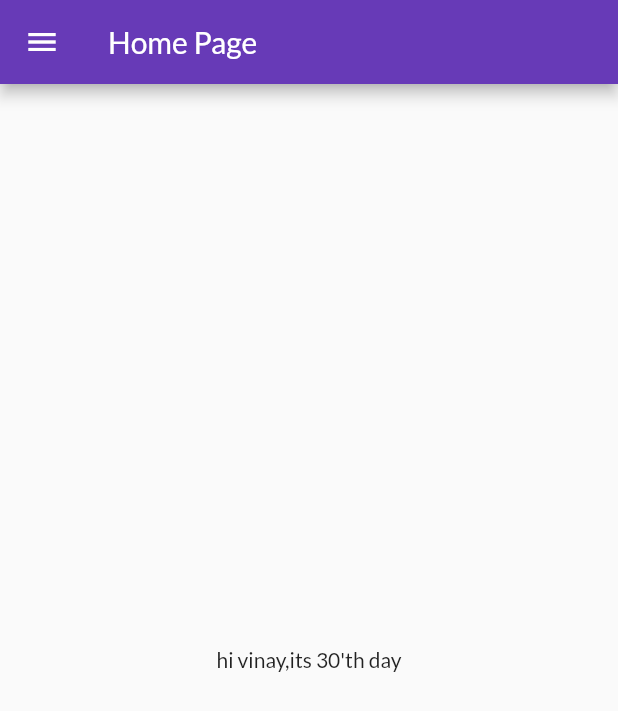
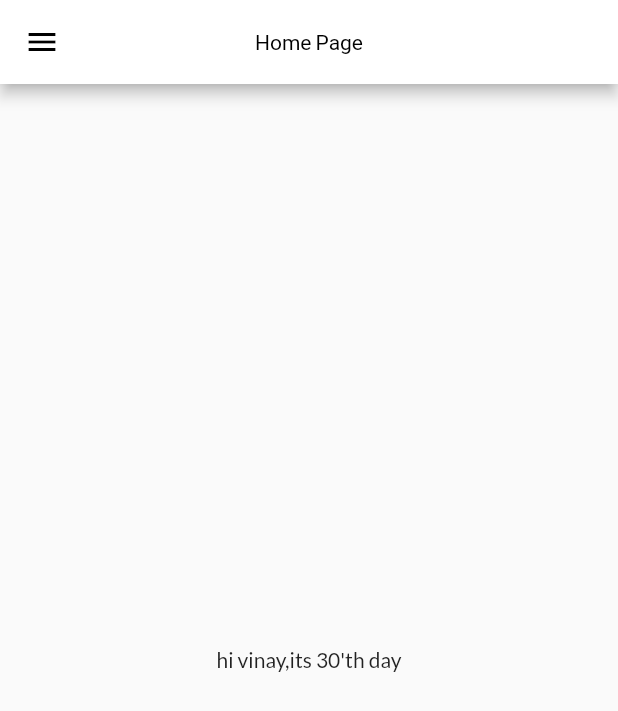
Before and after one commit to vinay6402/flutter_first_app, a Flutter app: the screen it shows after launch, on a phone screen of 412 x 824 dp. Shown: the top 711 px of the screen. Run offline on Flutter 3.47's test engine with Material 2 defaults, Android fonts, the phone set to English and light mode, and no system bars; our stand-ins replace google_fonts.

Commit message:
themes extract from single file

```diff
--- a/lib/main.dart
+++ b/lib/main.dart
@@ -3,6 +3,7 @@ import 'package:flutter_application_1/pages/home_page.dart';
 import 'package:flutter_application_1/pages/login_page.dart'; // import this library
 import 'package:flutter_application_1/pages/reg_page.dart';
 import 'package:flutter_application_1/utils/routes.dart';
+import 'package:flutter_application_1/widgets/themes.dart';
 import 'package:google_fonts/google_fonts.dart';
 
 void main() {
@@ -15,13 +16,13 @@ class MyApp extends StatelessWidget {
   Widget build(BuildContext context) {
     // where all our widgets are called and write the structure
     return MaterialApp(
-      debugShowCheckedModeBanner: false, //debug strip at top right corner will be disapperaed if this flag is false
+      debugShowCheckedModeBanner:
+          false, //debug strip at top right corner will be disapperaed if this flag is false
       themeMode: ThemeMode.light, //use strict theme mode
-      theme: ThemeData(
-          fontFamily: GoogleFonts.lato().fontFamily,
-          primarySwatch: Colors.deepPurple),
-      darkTheme: ThemeData(primarySwatch: Colors.grey), //data for dark theme
-      initialRoute: MyRoutes.homeRoute, //routes to the page on inital open of app
+      theme: MyTheme.lightTheme(context),
+      darkTheme: MyTheme.darkTheme(context), //data for dark theme
+      initialRoute:
+          MyRoutes.homeRoute, //routes to the page on inital open of app
       routes: {
         //path declare for routing the navigationflow
         "/": (context) => LoginPage(),
--- a/lib/widgets/drawer.dart
+++ b/lib/widgets/drawer.dart
@@ -1,3 +1,5 @@
+// ignore_for_file: prefer_const_constructors
+
 import 'dart:ui';
 
 import 'package:flutter/cupertino.dart';
--- /dev/null
+++ b/lib/widgets/themes.dart
@@ -0,0 +1,23 @@
+// ignore_for_file: prefer_const_constructors
+
+import 'package:flutter/material.dart';
+import 'package:google_fonts/google_fonts.dart';
+
+class MyTheme {
+  static ThemeData lightTheme(BuildContext context) => ThemeData(
+      // primarySwatch: MaterialColor(Colors.white),
+      fontFamily: GoogleFonts.lato().fontFamily,
+      appBarTheme: AppBarTheme(
+          color: Colors.white,
+          iconTheme: IconThemeData(color: Colors.black),
+          titleTextStyle: TextStyle(color: Colors.black),
+          centerTitle: true));
+
+  static ThemeData darkTheme(BuildContext context) => ThemeData(
+      brightness: Brightness.dark,
+      fontFamily: GoogleFonts.lato().fontFamily,
+      appBarTheme: AppBarTheme(
+          iconTheme: IconThemeData(color: Colors.white),
+          titleTextStyle: TextStyle(color: Colors.white),
+          centerTitle: true));
+}
```
